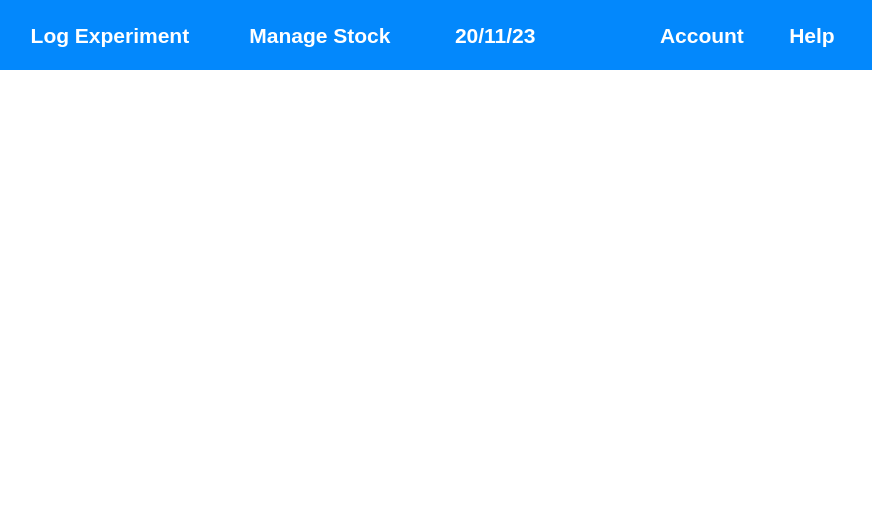
Before: the Qt Designer form Client-Side/Ui/MainWindow.ui in atlas-aerospace-yt/LabManagementSystem, drawn with Qt 5.
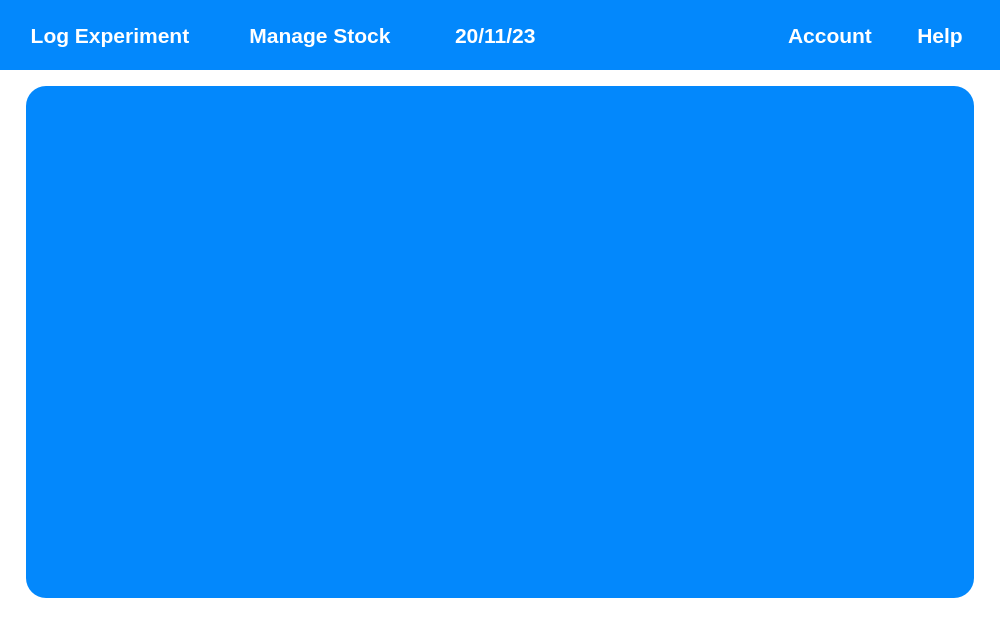
After: the same form once the commit is applied.

Diff of the .ui file:
```diff
--- a/Client-Side/Ui/MainWindow.ui
+++ b/Client-Side/Ui/MainWindow.ui
@@ -6,10 +6,16 @@
    <rect>
     <x>0</x>
     <y>0</y>
-    <width>872</width>
-    <height>528</height>
+    <width>1000</width>
+    <height>620</height>
    </rect>
   </property>
+  <property name="minimumSize">
+   <size>
+    <width>1000</width>
+    <height>620</height>
+   </size>
+  </property>
   <property name="windowTitle">
    <string>A Lab Management System</string>
   </property>
@@ -34,10 +40,56 @@
      <number>0</number>
     </property>
     <item row="0" column="0">
-     <layout class="QGridLayout" name="gridLayout_2" rowstretch="0,1">
-      <item row="1" column="0">
+     <layout class="QGridLayout" name="gridLayout_2" rowstretch="0,1,0,0">
+      <item row="3" column="1">
        <layout class="QGridLayout" name="gridLayout_5">
         <item row="0" column="0">
+         <widget class="QWidget" name="time_table_layout" native="true">
+          <property name="styleSheet">
+           <string notr="true">*{
+	background-color: #0388fc;
+	border: none;
+	border-radius: 20px;
+}
+
+QTextBrowser {
+	background-color: #ffffff;
+	color:	#000000;
+	border:none;
+	border-radius:10px;
+}
+
+/* Scroll bar */
+QScrollBar
+{
+	width:10px;
+	border: none;
+    background: #0388fc;
+}
+QScrollBar::add-page, QScrollBar::sub-page 
+{
+	background: #0388fc;
+}
+QScrollBar::add-line, QScrollBar::sub-line 
+{
+	background: #0388fc;
+}
+QScrollBar::handle
+{
+	background-color: #fc7303;
+	min-height: 30px;
+	border-radius: 5px;
+	border:none;
+}
+QScrollBar::up-arrow
+{
+	background: none;
+}
+QScrollBar::down-arrow
+{
+	background: none;
+}</string>
+          </property>
          <layout class="QGridLayout" name="gridLayout_6">
           <property name="leftMargin">
            <number>9</number>
@@ -67,10 +119,7 @@
           <item row="1" column="0" colspan="2">
            <widget class="QScrollArea" name="scrollArea">
             <property name="styleSheet">
-             <string notr="true">* {
-	background-color: #ffffff;
-	border-radius: 20px;
-}</string>
+              <string notr="true"/>
             </property>
             <property name="widgetResizable">
              <bool>true</bool>
@@ -80,8 +129,8 @@
               <rect>
                <x>0</x>
                <y>0</y>
-               <width>850</width>
-               <height>384</height>
+                <width>926</width>
+                <height>460</height>
               </rect>
              </property>
              <layout class="QGridLayout" name="gridLayout_4">
@@ -92,11 +141,25 @@
             </widget>
            </widget>
           </item>
-         </layout>
-        </item>
-       </layout>
-      </item>
       <item row="0" column="0">
+            <spacer name="horizontalSpacer_2">
+             <property name="orientation">
+              <enum>Qt::Horizontal</enum>
+             </property>
+             <property name="sizeHint" stdset="0">
+              <size>
+               <width>40</width>
+               <height>20</height>
+              </size>
+             </property>
+            </spacer>
+           </item>
+          </layout>
+         </widget>
+        </item>
+       </layout>
+      </item>
+      <item row="0" column="0" colspan="3">
        <widget class="QFrame" name="horizontalFrame">
         <property name="styleSheet">
          <string notr="true">*{
@@ -299,6 +362,54 @@
         </layout>
        </widget>
       </item>
+      <item row="3" column="0">
+       <spacer name="horizontalSpacer_3">
+        <property name="orientation">
+         <enum>Qt::Horizontal</enum>
+        </property>
+        <property name="sizeType">
+         <enum>QSizePolicy::Maximum</enum>
+        </property>
+        <property name="sizeHint" stdset="0">
+         <size>
+          <width>20</width>
+          <height>20</height>
+         </size>
+        </property>
+       </spacer>
+      </item>
+      <item row="3" column="2">
+       <spacer name="horizontalSpacer_4">
+        <property name="orientation">
+         <enum>Qt::Horizontal</enum>
+        </property>
+        <property name="sizeType">
+         <enum>QSizePolicy::Maximum</enum>
+        </property>
+        <property name="sizeHint" stdset="0">
+         <size>
+          <width>20</width>
+          <height>20</height>
+         </size>
+        </property>
+       </spacer>
+      </item>
+      <item row="1" column="0">
+       <spacer name="verticalSpacer">
+        <property name="orientation">
+         <enum>Qt::Vertical</enum>
+        </property>
+        <property name="sizeType">
+         <enum>QSizePolicy::Maximum</enum>
+        </property>
+        <property name="sizeHint" stdset="0">
+         <size>
+          <width>10</width>
+          <height>10</height>
+         </size>
+        </property>
+       </spacer>
+      </item>
      </layout>
     </item>
    </layout>
```
Left out of the diff: 13 changed lines with no effect on the pictures. Lines whose indentation alone changed are shown as unchanged.
